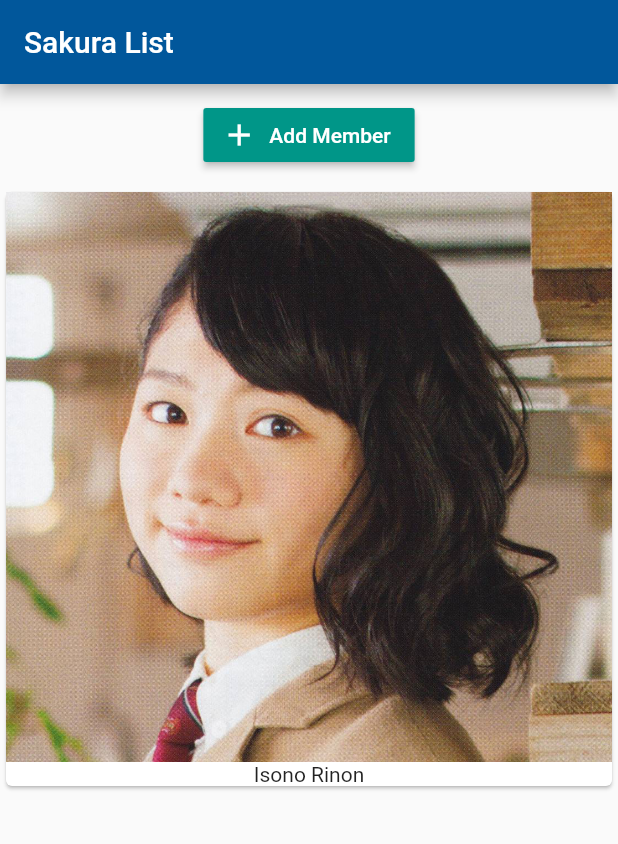
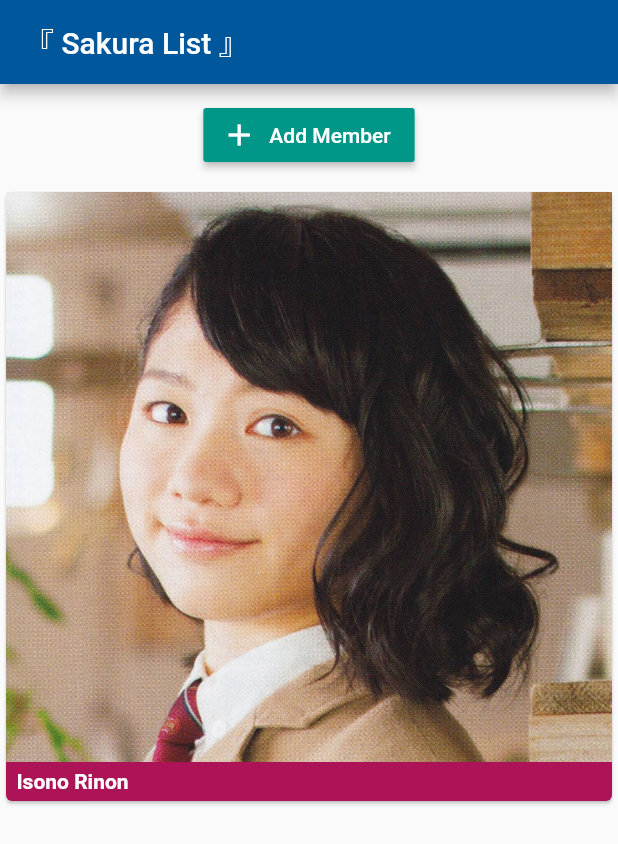
Before and after one commit to emmanuelsw/flutter_sg, a Flutter app: the screen it shows after launch, on a phone screen of 412 x 824 dp. Shown: the top 844 px of the screen. Run offline on Flutter 3.47's test engine with Material 2 defaults, Android fonts, the phone set to English and light mode, and no system bars.

Commit message:
Style improvements

```diff
--- a/lib/main.dart
+++ b/lib/main.dart
@@ -13,7 +13,7 @@ class MyApp extends StatelessWidget {
       home: Scaffold(
         appBar: AppBar(
           backgroundColor: Colors.lightBlue[900],
-          title: Text('Sakura List'),
+          title: Text('『 Sakura List 』'),
         ),
         body: MemberManager('Isono Rinon'),
       ),
--- a/lib/members.dart
+++ b/lib/members.dart
@@ -10,10 +10,25 @@ class Members extends StatelessWidget {
     return Column(
       children: members
         .map((element) => Card(
+          color: Colors.pink[800],
             child: Column(
-              children: <Widget>[
+              crossAxisAlignment: CrossAxisAlignment.start,
+              children: [
                 Image.asset('assets/rinon.jpg'),
-                Text(element)
+                Padding(
+                  padding: EdgeInsets.only(top: 5.0, left: 7.0, bottom: 5.0),
+                  child: Row(
+                    children: <Widget>[
+                      Text(
+                        element,
+                        style: TextStyle(
+                          color: Colors.white,
+                          fontWeight: FontWeight.bold
+                        ),
+                      ),
+                    ],
+                  ),
+                ),
               ],
             ),
           ))
```
